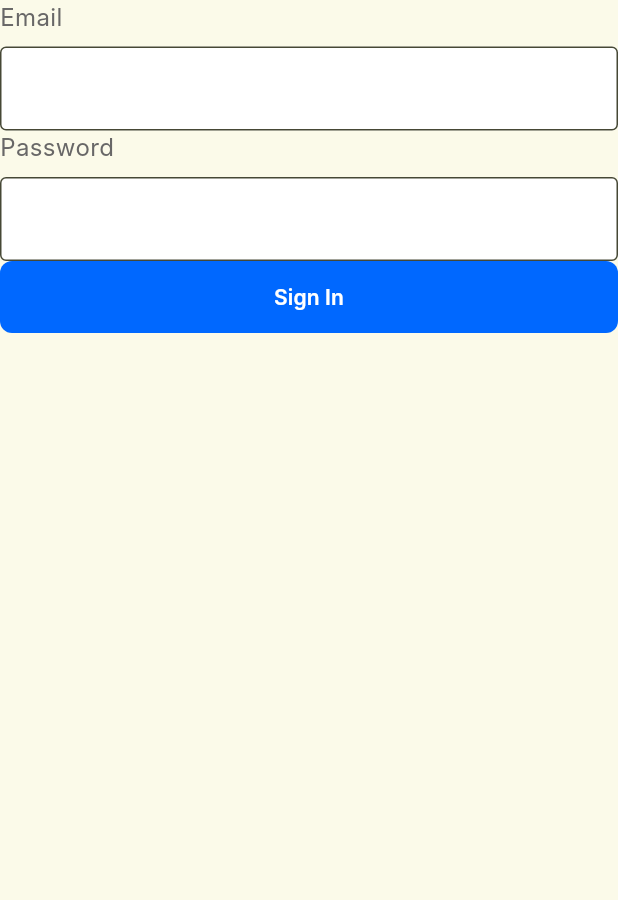
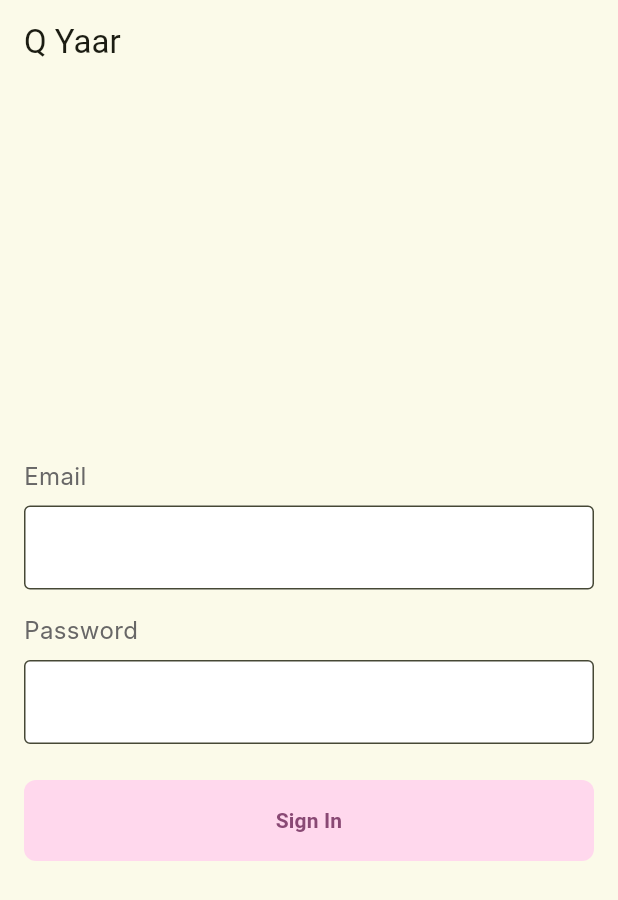
Before and after one commit to paragjnath/q-yaar-app, a Flutter app: the screen it shows after launch, on a phone screen of 412 x 824 dp. Shown: the top 900 px of the screen. Run offline on Flutter 3.47's test engine with Material 3 defaults, Android fonts, the light colour scheme and no system bars; our stand-ins replace async_redux, dio, flutter_dotenv, fluttertoast, shared_preferences; Roboto replaces fonts that are missing (Inter).

Commit message:
bug fixes

```diff
--- a/lib/constants/q_yaar_platform_urls.dart
+++ b/lib/constants/q_yaar_platform_urls.dart
@@ -4,5 +4,6 @@ class QYaarPlatformUrls {
   static String getBaseUrl() {
     return EnvironmentConfig.getQYaarPlatformBaseUrl();
   }
-  static const String userAuth = "api/v1/auth/user/";
+
+  static const String userLogin = "api/v1/auth/login";
 }
--- a/lib/data/remote/interceptors/auth_interceptor.dart
+++ b/lib/data/remote/interceptors/auth_interceptor.dart
@@ -8,7 +8,7 @@ class AuthInterceptor extends Interceptor {
     RequestOptions options,
     RequestInterceptorHandler handler,
   ) {
-    final token = store.state.authState.authData?.profiles.player.profileName;
+    final token = store.state.authState.authData?.profiles?.player?.accessToken;
     if (token != null) {
       final jwt = "JWT $token";
       options.headers['Authorization'] = jwt;
--- a/lib/ui/auth/widgets/sign_in_screen.dart
+++ b/lib/ui/auth/widgets/sign_in_screen.dart
@@ -23,9 +23,15 @@ class SignInScreen extends StatelessWidget {
   @override
   Widget build(BuildContext context) {
     return Scaffold(
-      body: Center(
+      appBar: AppBar(
+        title: const Text('Q Yaar'),
+      ),
+      body: SafeArea(
+        child: Padding(
+          padding: const EdgeInsets.all(16.0),
           child: Column(
             children: [
+              const Spacer(),
               CustomControlledTextField(
                 text: signInForm.emailFormField.value,
                 onChanged: (value) {
@@ -35,7 +41,10 @@ class SignInScreen extends StatelessWidget {
                   );
                 },
                 label: signInForm.emailFormField.label,
+                errorText: signInForm.emailFormField.error,
+                keyboardType: TextInputType.emailAddress,
               ),
+              const SizedBox(height: 16),
               CustomControlledTextField(
                 text: signInForm.passwordFormField.value,
                 onChanged: (value) {
@@ -45,12 +54,18 @@ class SignInScreen extends StatelessWidget {
                   );
                 },
                 label: signInForm.passwordFormField.label,
+                errorText: signInForm.passwordFormField.error,
+                keyboardType: TextInputType.visiblePassword,
               ),
+              const SizedBox(height: 24),
               CustomFilledButton(
                 onPressed: submitSignInForm,
                 text: 'Sign In',
+                isEnabled: submitStatus != LoadingStatus.loading,
               ),
+              const Spacer(),
             ],
+          ),
         ),
       ),
     );
--- a/lib/ui/widgets/custom_button.dart
+++ b/lib/ui/widgets/custom_button.dart
@@ -4,36 +4,35 @@ class CustomOutlinedButton extends StatelessWidget {
   final VoidCallback onPressed;
   final String text;
   const CustomOutlinedButton({
-    Key? key,
+    super.key,
     required this.onPressed,
-    this.text = "VIEW TRANSACTION HISTORY",
-  }) : super(key: key);
+    this.text = "",
+  });
 
   @override
   Widget build(BuildContext context) {
     return SizedBox(
       width: MediaQuery.of(context).size.width,
-      height: 48,
+      height: 54,
       child: ElevatedButton(
         style: ElevatedButton.styleFrom(
-          backgroundColor: Colors.white,
+          backgroundColor: Theme.of(context).colorScheme.surfaceContainer,
           elevation: 0.0,
           shape: RoundedRectangleBorder(
             borderRadius: BorderRadius.circular(8),
           ),
-          side: const BorderSide(
+          side: BorderSide(
             width: 1,
-            color: Color(0xFF0068FF),
+            color: Theme.of(context).colorScheme.surfaceContainerHighest,
           ),
         ),
         onPressed: onPressed,
         child: Text(
           text,
           textAlign: TextAlign.center,
-          style: const TextStyle(
-            color: Color(0xFF0068FF),
+          style: TextStyle(
+            color: Theme.of(context).colorScheme.primary,
             fontSize: 12,
-            fontFamily: 'Inter',
             fontWeight: FontWeight.w600,
           ),
         ),
@@ -47,22 +46,22 @@ class CustomFilledButton extends StatelessWidget {
   final VoidCallback? onPressed;
   final String text;
   const CustomFilledButton({
-    Key? key,
+    super.key,
     required this.onPressed,
     required this.text,
     this.isEnabled = true,
-  }) : super(key: key);
+  });
 
   @override
   Widget build(BuildContext context) {
     return SizedBox(
       width: MediaQuery.of(context).size.width,
-      height: 48,
+      height: 54,
       child: ElevatedButton(
         style: ElevatedButton.styleFrom(
           backgroundColor: onPressed == null || !isEnabled
-              ? const Color(0xFF80B3FF)
-              : const Color(0xFF0068FF),
+              ? Theme.of(context).colorScheme.surfaceContainerHighest
+              : Theme.of(context).colorScheme.primaryContainer,
           elevation: 0.0,
           shape: RoundedRectangleBorder(
             borderRadius: BorderRadius.circular(8),
@@ -72,10 +71,9 @@ class CustomFilledButton extends StatelessWidget {
         child: Text(
           text,
           textAlign: TextAlign.center,
-          style: const TextStyle(
-            color: Colors.white,
+          style: TextStyle(
+            color: Theme.of(context).colorScheme.primary,
             fontSize: 14,
-            fontFamily: 'Inter',
             fontWeight: FontWeight.w600,
           ),
         ),
```
Also changed, not shown: lib/data/redux/sign_in/sign_in_actions.dart (+12 -2 lines), lib/data/remote/model/auth_data.dart (+55 -25 lines). Lines whose indentation alone changed are shown as unchanged.
